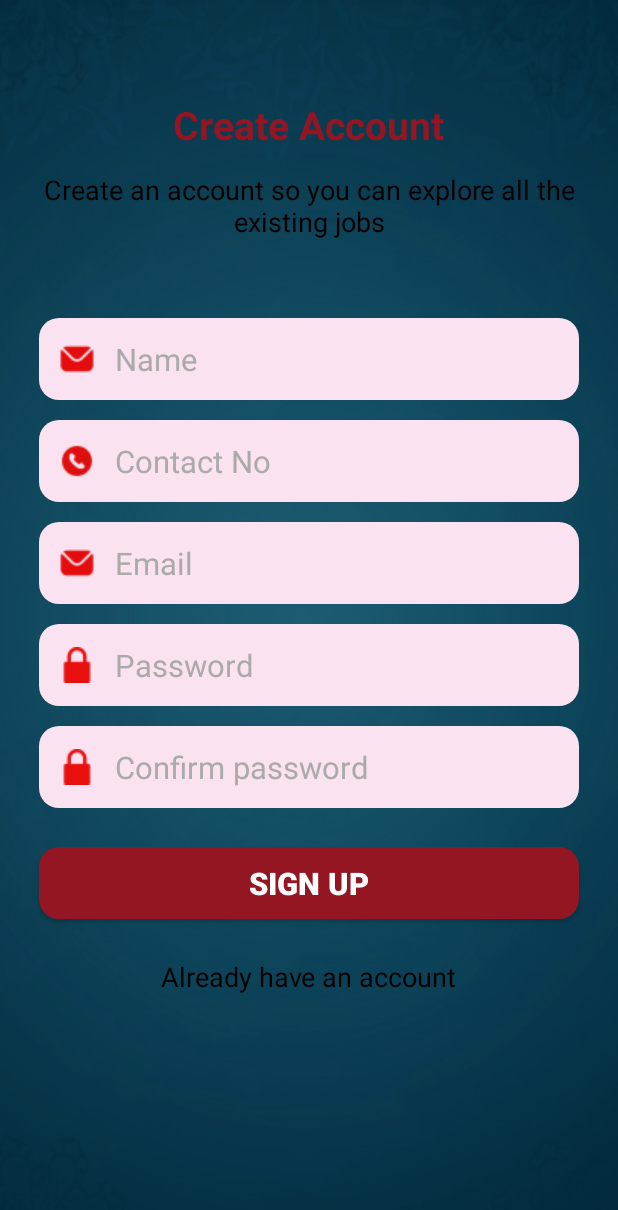
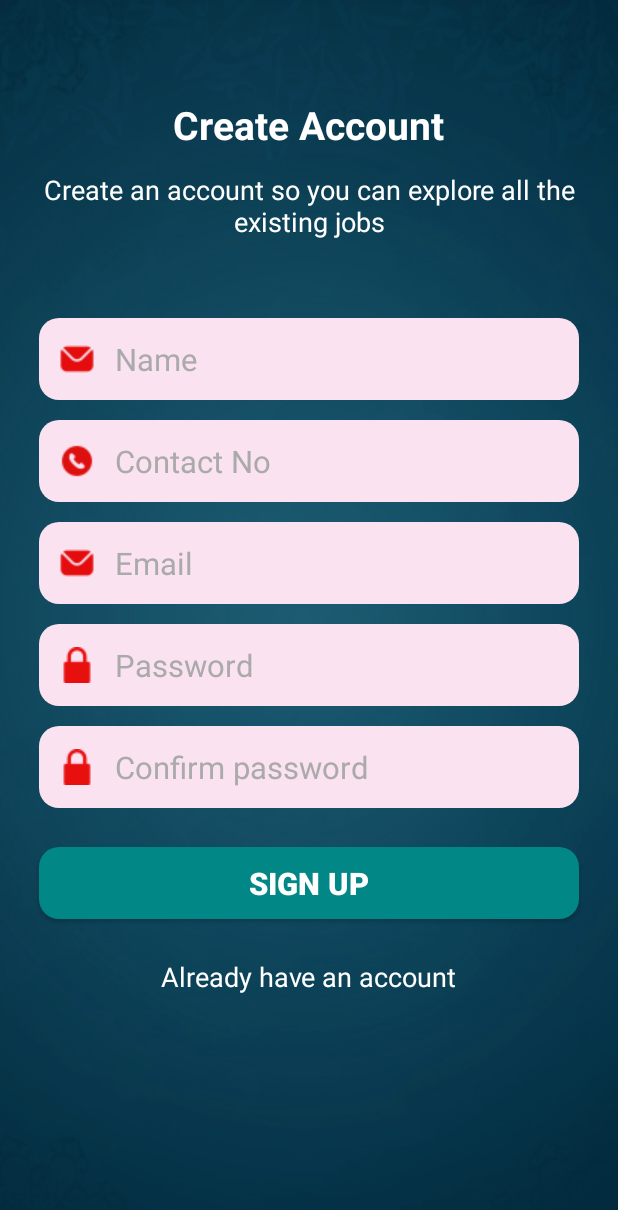
Before and after one commit to srushtichaudhary33/online_shopping, an Android app: the screen it shows after launch (SignupActivity), after a tap on "create new account", on a phone screen of 412 x 824 dp. Shown: the top 1210 px of the screen. Run offline under Robolectric (Android 15) with nearby library versions, the phone set to English and light mode, and no system bars; our stand-ins replace sdp/ssp sizes; pictures from the network do not load; 3 other taps on this screen came first.

Commit message:
changes code

```diff
--- a/app/src/main/res/drawable/custom_button.xml
+++ b/app/src/main/res/drawable/custom_button.xml
@@ -1,7 +1,7 @@
 <?xml version="1.0" encoding="utf-8"?>
 <shape xmlns:android="http://schemas.android.com/apk/res/android">
 
-    <solid android:color="@color/color_red"/>
+    <solid android:color="@color/teal_700"/>
     <corners android:radius="@dimen/_10sdp"/>
 
 </shape>
--- a/app/src/main/res/layout/activity_checkout.xml
+++ b/app/src/main/res/layout/activity_checkout.xml
@@ -49,6 +49,7 @@
             android:minLines="3" />
 
         <Spinner
+            android:textColor="@color/white"
             android:id="@+id/checkout_city"
             android:layout_width="match_parent"
             android:layout_height="wrap_content"
@@ -64,6 +65,7 @@
             android:orientation="horizontal">
 
             <RadioButton
+                android:textColor="@color/white"
                 android:id="@+id/checkout_cod"
                 android:layout_width="match_parent"
                 android:layout_height="wrap_content"
@@ -71,6 +73,7 @@
                 android:text="Cash On Delivery" />
 
             <RadioButton
+                android:textColor="@color/white"
                 android:id="@+id/checkout_online"
                 android:layout_width="match_parent"
                 android:layout_height="wrap_content"
--- a/app/src/main/res/layout/activity_dashboard.xml
+++ b/app/src/main/res/layout/activity_dashboard.xml
@@ -10,6 +10,7 @@
     tools:context=".DashboardActivity">
 
     <TextView
+        android:textColor="@color/white"
         android:id="@+id/dashboard_name"
         android:text="Welcome NAME"
         android:layout_marginTop="@dimen/_20sdp"
--- a/app/src/main/res/layout/activity_forgotpassword.xml
+++ b/app/src/main/res/layout/activity_forgotpassword.xml
@@ -14,11 +14,11 @@
         android:layout_height="wrap_content" >
 
         <TextView
+            android:textColor="@color/white"
             style="@style/text_20"
             android:layout_marginTop="@dimen/_50sdp"
             android:layout_gravity="center"
             android:text="@string/forgot_password_title"
-            android:textColor="@color/color_red"
             android:textStyle="bold" />
 
 
--- a/app/src/main/res/layout/activity_signup.xml
+++ b/app/src/main/res/layout/activity_signup.xml
@@ -32,10 +32,11 @@
                     android:layout_marginTop="@dimen/_50sdp"
                     android:layout_gravity="center"
                     android:text="@string/create_account_title"
-                    android:textColor="@color/color_red"
+                    android:textColor="@color/white"
                     android:textStyle="bold" />
 
                 <TextView
+                    android:textColor="@color/white"
                     style="@style/text_14"
                     android:layout_marginTop="@dimen/_10sdp"
                     android:textAlignment="center"
@@ -90,6 +91,7 @@
                     android:layout_marginTop="@dimen/_20sdp" />
 
                 <TextView
+                    android:textColor="@color/white"
                     android:id="@+id/signup_alredy_account"
                     style="@style/text_14"
                     android:layout_marginVertical="@dimen/_20sdp"
--- a/app/src/main/res/values/colors.xml
+++ b/app/src/main/res/values/colors.xml
@@ -17,4 +17,6 @@
     <color name="color_2">#84556E</color>
     <color name="color_3">#4F405B</color>
     <color name="white_10">#26000000</color>
+    <color name="teal_200">#FF03DAC5</color>
+    <color name="teal_700">#FF018786</color>
 </resources>
```
